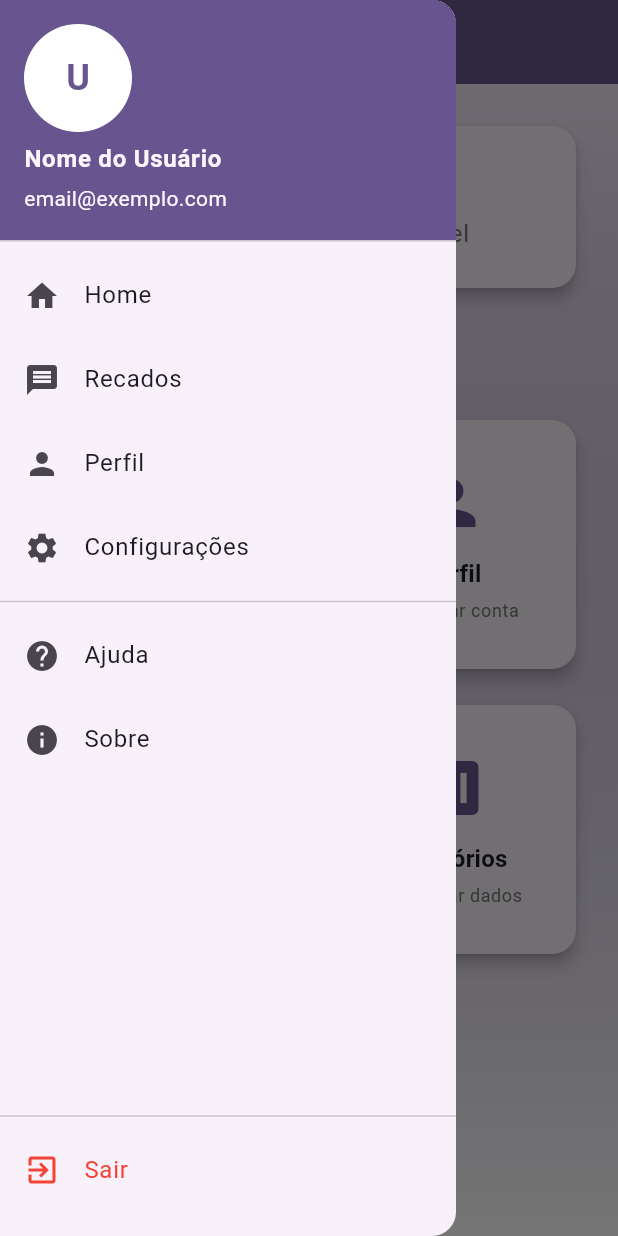
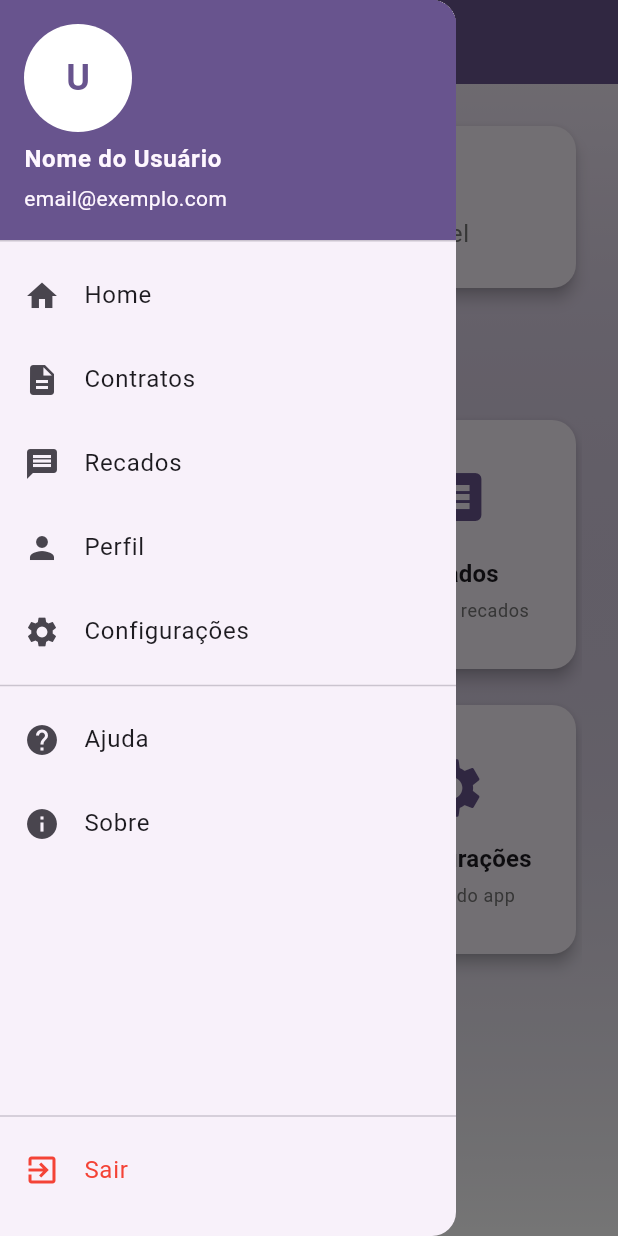
Before and after one commit to DDM-PONG-3ES/3-trimestre-projeto-api, a Flutter app: the HomeTela screen opened by its route, with the side drawer open, on a phone screen of 412 x 824 dp. Run offline on Flutter 3.47's test engine with Material 3 defaults, Android fonts, the phone set to English and light mode, and no system bars; our stand-ins replace shared_preferences, sqflite, sqflite_common_ffi; accounts and stored records are empty.

```diff
--- /dev/null
+++ b/desafio/devtools_options.yaml
@@ -0,0 +1,3 @@
+description: This file stores settings for Dart & Flutter DevTools.
+documentation: https://docs.flutter.dev/tools/devtools/extensions#configure-extension-enablement-states
+extensions:
--- a/desafio/lib/app/telas/home_tela.dart
+++ b/desafio/lib/app/telas/home_tela.dart
@@ -112,6 +112,15 @@ class HomeTela extends StatelessWidget {
                       crossAxisSpacing: 16,
                       mainAxisSpacing: 16,
                       children: [
+                        _buildFeatureCard(
+                          context,
+                          icon: Icons.description,
+                          title: 'Contratos',
+                          subtitle: 'Gerenciar contratos',
+                          onTap: () {
+                            Navigator.of(context).pushNamed('/contratos');
+                          },
+                        ),
                         _buildFeatureCard(
                           context,
                           icon: Icons.message,
@@ -271,6 +280,14 @@ class _CustomDrawer extends StatelessWidget {
                       },
                     ),
                     ListTile(
+                      leading: const Icon(Icons.description),
+                      title: const Text('Contratos'),
+                      onTap: () {
+                        Navigator.pop(context);
+                        Navigator.of(context).pushNamed('/contratos');
+                      },
+                    ),
+                    ListTile(
                       leading: const Icon(Icons.message),
                       title: const Text('Recados'),
                       onTap: () {
--- a/desafio/lib/main.dart
+++ b/desafio/lib/main.dart
@@ -2,10 +2,13 @@ import 'package:flutter/material.dart';
 import 'package:provider/provider.dart';
 import 'package:desafio/servicos/autenticacao_servico.dart';
 import 'package:desafio/servicos/recado_servico.dart';
+import 'package:desafio/servicos/contrato_servico.dart';
+import 'package:desafio/servicos/clausula_servico.dart';
 import 'package:desafio/app/telas/login_tela.dart';
 import 'package:desafio/app/telas/cadastro_tela.dart';
 import 'package:desafio/app/telas/home_tela.dart';
 import 'package:desafio/app/telas/recados_tela.dart';
+import 'package:desafio/app/telas/contrato_tela.dart';
 import 'dart:io';
 import 'package:sqflite_common_ffi/sqflite_ffi.dart';
 
@@ -30,6 +33,8 @@ class MyApp extends StatelessWidget {
       providers: [
         ChangeNotifierProvider(create: (context) => AutenticacaoServico()),
         ChangeNotifierProvider(create: (context) => RecadoServico()),
+        ChangeNotifierProvider(create: (context) => ContratoServico()),
+        ChangeNotifierProvider(create: (context) => ClausulaServico()),
       ],
       child: MaterialApp(
         title: 'Desafio App',
@@ -43,6 +48,7 @@ class MyApp extends StatelessWidget {
           '/cadastro': (context) => const CadastroTela(),
           '/home': (context) => const HomeTela(),
           '/recados': (context) => const RecadosTela(),
+          '/contratos': (context) => const ContratosTela(),
         },
       ),
     );
```
